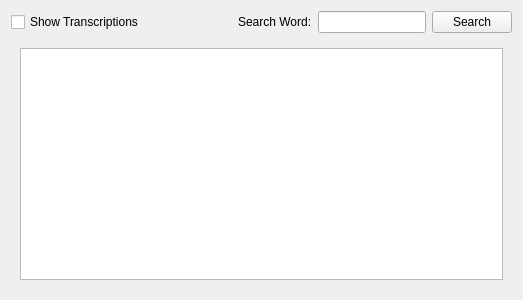
Above: Forms/VocabularyWordsWidget.ui from iatanasov77/qvocabulary before the change. Below: the same form after it.
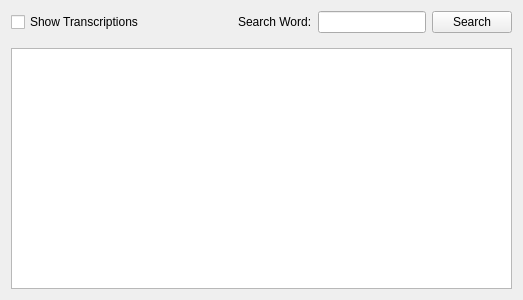
That is the form after the change.

Commit message: Remove VocabularyWidget Border of Spliter.

```diff
--- a/Forms/VocabularyWordsWidget.ui
+++ b/Forms/VocabularyWordsWidget.ui
@@ -62,6 +62,15 @@
      </property>
      <widget class="QWidget" name="pageVocabulary">
       <layout class="QVBoxLayout" name="verticalLayout_3">
+       <property name="leftMargin">
+        <number>0</number>
+       </property>
+       <property name="rightMargin">
+        <number>0</number>
+       </property>
+       <property name="bottomMargin">
+        <number>0</number>
+       </property>
        <item>
         <widget class="QTableView" name="tableView">
          <property name="acceptDrops">
```
The commit also changes 3 other files.
